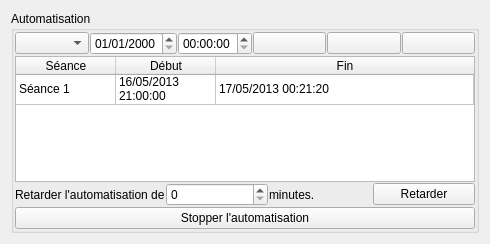
Above: src/automationwidget.ui from cinemaouvert/OPP before the change. Below: the same form after it.
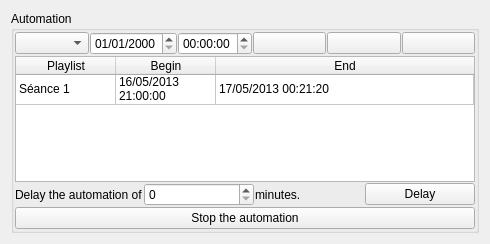
That is the form after the change. Icons and pictures are not drawn.

Commit message: Traduction - Automation

The edit to the form file:
```diff
--- a/src/automationwidget.ui
+++ b/src/automationwidget.ui
@@ -17,7 +17,7 @@
    <item>
     <widget class="QGroupBox" name="groupBox">
      <property name="title">
-      <string>Automatisation</string>
+      <string>Automation</string>
      </property>
      <layout class="QVBoxLayout" name="verticalLayout_2">
       <property name="spacing">
@@ -124,17 +124,17 @@
         </row>
         <column>
          <property name="text">
-          <string>Séance</string>
+          <string>Playlist</string>
          </property>
         </column>
         <column>
          <property name="text">
-          <string>Début</string>
+          <string>Begin</string>
          </property>
         </column>
         <column>
          <property name="text">
-          <string>Fin</string>
+          <string>End</string>
          </property>
         </column>
         <item row="0" column="0">
@@ -159,7 +159,7 @@
         <item>
          <widget class="QLabel" name="label_delay1">
           <property name="text">
-           <string>Retarder l'automatisation de</string>
+           <string>Delay the automation of</string>
           </property>
          </widget>
         </item>
@@ -176,7 +176,7 @@
         <item>
          <widget class="QPushButton" name="pushButton_delay">
           <property name="text">
-           <string>Retarder</string>
+           <string>Delay</string>
           </property>
          </widget>
         </item>
@@ -185,7 +185,7 @@
       <item>
        <widget class="QPushButton" name="pushButton_stop">
         <property name="text">
-         <string>Stopper l'automatisation</string>
+         <string>Stop the automation</string>
         </property>
        </widget>
       </item>
```
Left out of the diff: 7 changed lines with no effect on the pictures.
